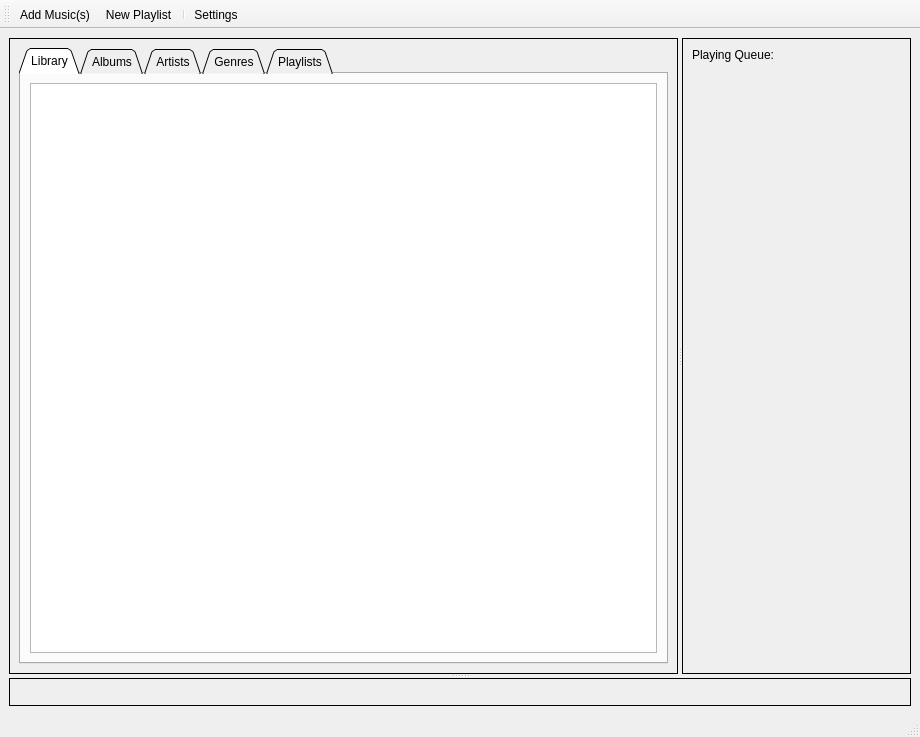
First picture: the form in gui/main_window_ui.ui, repository tornado80/tonebox, before the edit.
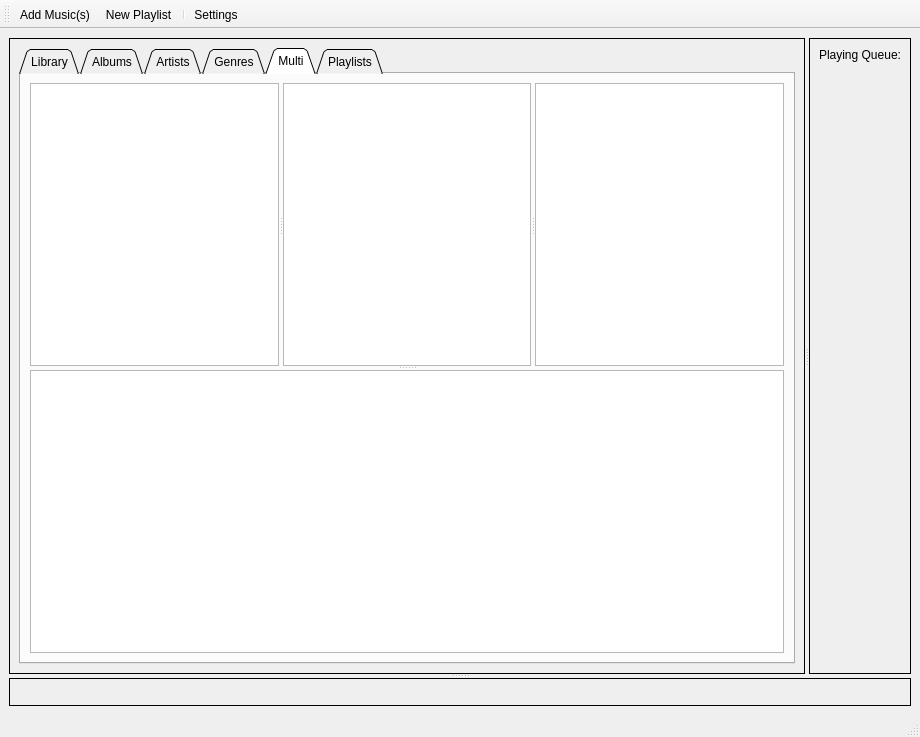
Second picture: the form after the edit. The open tabs and pages were chosen to show the change. Icons and pictures are not drawn. Custom widgets are drawn as their Qt base class.

Commit message: multi view ready

What changed in the file:
```diff
--- a/gui/main_window_ui.ui
+++ b/gui/main_window_ui.ui
@@ -101,6 +101,29 @@
              </item>
             </layout>
            </widget>
+           <widget class="QWidget" name="tab">
+            <attribute name="title">
+             <string>Multi</string>
+            </attribute>
+            <layout class="QVBoxLayout" name="verticalLayout_10">
+             <item>
+              <widget class="QSplitter" name="splitter_6">
+               <property name="orientation">
+                <enum>Qt::Vertical</enum>
+               </property>
+               <widget class="QSplitter" name="splitter_5">
+                <property name="orientation">
+                 <enum>Qt::Horizontal</enum>
+                </property>
+                <widget class="FilterView" name="multiGenre"/>
+                <widget class="FilterView" name="multiArtist"/>
+                <widget class="FilterView" name="multiAlbum"/>
+               </widget>
+               <widget class="SongsView" name="multiSongs"/>
+              </widget>
+             </item>
+            </layout>
+           </widget>
            <widget class="QWidget" name="playlistsTab">
             <attribute name="title">
              <string>Playlists</string>
```
The commit also changes 6 other files.
